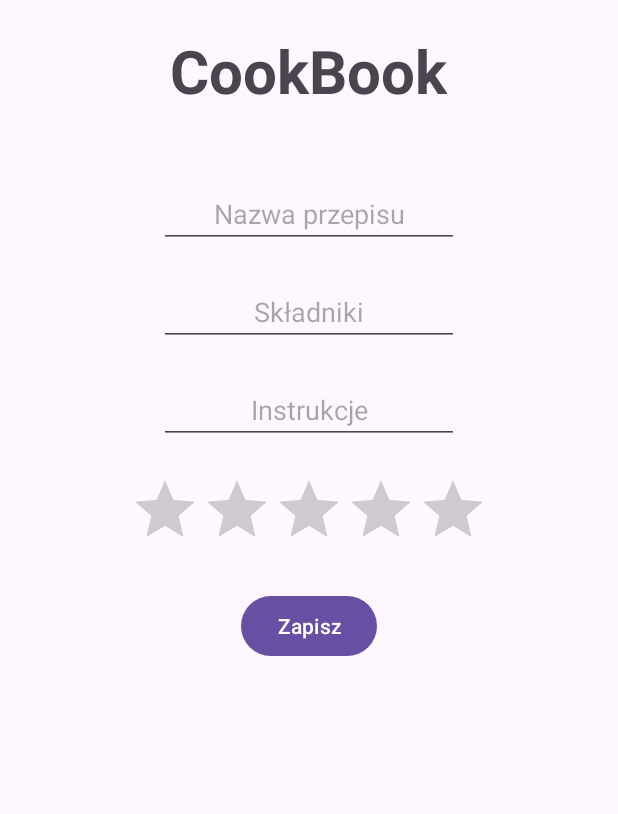
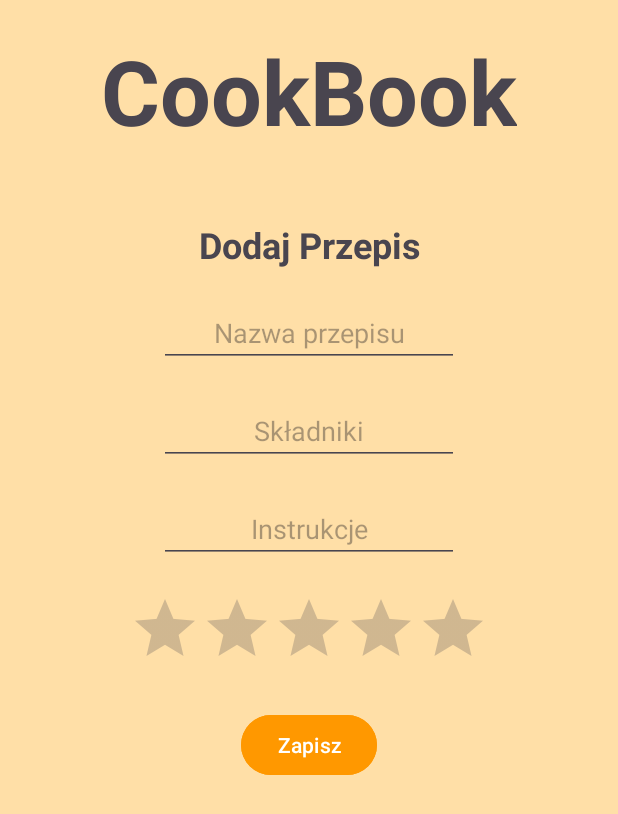
Before and after one commit to antekjakowicz/Cookbook, an Android app: the screen it shows after launch (MainActivity), after a tap on "Dodaj przepis", on a phone screen of 412 x 824 dp. Shown: the top 814 px of the screen. Run offline under Robolectric (Android 15) with nearby library versions, the phone set to English and light mode, and no system bars.

Commit message:
v0.5 v2
diddler ez ez dziala i jest ladne publikujemy to na app storze pozdro bo to jest najlepsza aplikacja cockblock na swiecie

```diff
--- a/app/src/main/java/com/example/cookbook/MainActivity.kt
+++ b/app/src/main/java/com/example/cookbook/MainActivity.kt
@@ -11,7 +11,7 @@ class MainActivity : AppCompatActivity() {
 
         if (savedInstanceState == null) {
             supportFragmentManager.beginTransaction()
-                .replace(R.id.fragmentContainer, RecipeListFragment())
+                .replace(R.id.activity_main, RecipeListFragment())
                 .commit()
         }
     }
--- a/app/src/main/java/com/example/cookbook/RecipeListFragment.kt
+++ b/app/src/main/java/com/example/cookbook/RecipeListFragment.kt
@@ -37,7 +37,7 @@ class RecipeListFragment : Fragment() {
 
         addButton.setOnClickListener {
             parentFragmentManager.beginTransaction()
-                .replace(R.id.fragmentContainer, AddRecipeFragment(recipeList, adapter))
+                .replace(R.id.activity_main, AddRecipeFragment(recipeList, adapter))
                 .addToBackStack(null)
                 .commit()
         }
@@ -53,7 +53,7 @@ class RecipeListFragment : Fragment() {
         fragment.arguments = bundle
 
         parentFragmentManager.beginTransaction()
-            .replace(R.id.fragmentContainer, fragment)
+            .replace(R.id.activity_main, fragment)
             .addToBackStack(null)
             .commit()
     }
--- a/app/src/main/res/layout/activity_main.xml
+++ b/app/src/main/res/layout/activity_main.xml
@@ -1,9 +1,11 @@
 <LinearLayout
     xmlns:android="http://schemas.android.com/apk/res/android"
-    android:id="@+id/fragmentContainer"
+    android:id="@+id/activity_main"
     android:layout_width="match_parent"
     android:layout_height="match_parent"
     android:orientation="vertical"
+    android:layout_gravity="center"
+    android:background="#FFDFA7"
     >
 
         <TextView
@@ -11,9 +13,10 @@
             android:layout_height="wrap_content"
             android:text="CookBook"
             android:layout_gravity="center"
-        android:textSize="40dp"
+            android:textSize="60dp"
             android:textStyle="bold"
             android:layout_margin="20dp"
             />
 
+
 </LinearLayout>
--- a/app/src/main/res/layout/fragment_add_recipe.xml
+++ b/app/src/main/res/layout/fragment_add_recipe.xml
@@ -1,9 +1,24 @@
 <LinearLayout
     xmlns:android="http://schemas.android.com/apk/res/android"
-    android:layout_width="match_parent"
-    android:layout_height="match_parent"
+    android:layout_width="wrap_content"
+    android:layout_height="wrap_content"
     android:orientation="vertical"
-    android:padding="16dp">
+    android:padding="16dp"
+    android:layout_gravity="center"
+    android:background="#FFDFA7"
+    >
+
+    <TextView
+        android:id="@+id/recipeTitleTextView"
+        android:text="Dodaj Przepis"
+        android:layout_width="wrap_content"
+        android:layout_height="wrap_content"
+        android:layout_gravity="center"
+        android:layout_margin="10dp"
+        android:textSize="24sp"
+        android:gravity="center"
+        android:textStyle="bold"
+        />
 
     <EditText
         android:layout_width="200dp"
@@ -39,6 +54,8 @@
         android:layout_height="wrap_content"
         android:layout_gravity="center"
         android:layout_margin="10dp"
+        android:rating="0"
+        android:stepSize="1"
         />
     <Button
         android:id="@+id/saveButton"
@@ -47,6 +64,8 @@
         android:layout_height="wrap_content"
         android:layout_gravity="center"
         android:layout_margin="10dp"
+        android:backgroundTint="#FF9800"
+        android:textColor="#ffffff"
         />
 
 </LinearLayout>
```
Also changed, not shown: app/src/main/res/layout/fragment_recipe_details.xml (+6 -3 lines), app/src/main/res/layout/fragment_recipe_list.xml (+19 -6 lines), app/src/main/res/layout/list_item.xml (added, +13 -0 lines). Lines whose indentation alone changed are shown as unchanged.
